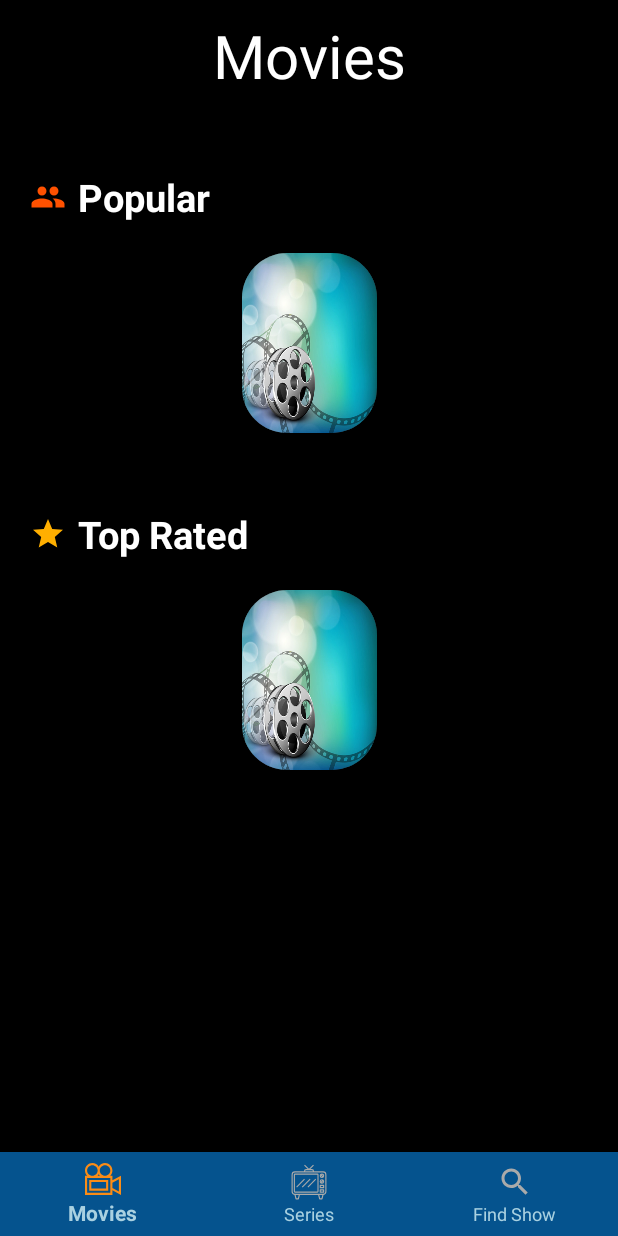
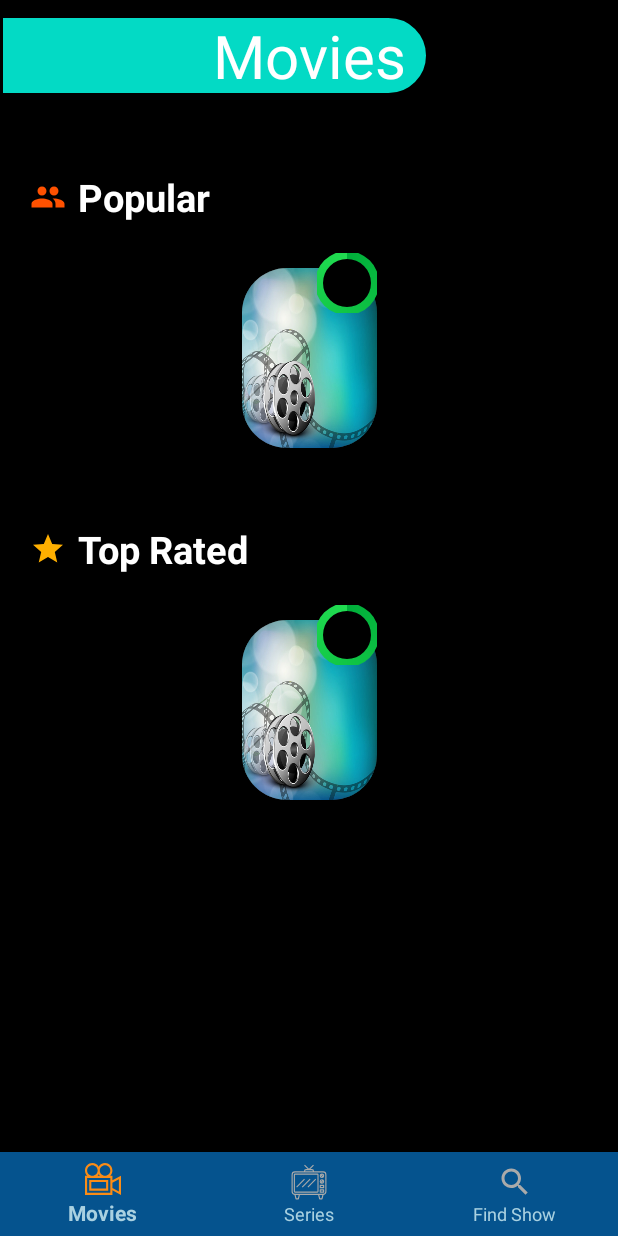
Before and after one commit to AhmedElqaffas/TheMoviesDatabase, an Android app: the screen it shows after launch (MainActivity), on a phone screen of 412 x 824 dp. Run offline under Robolectric (Android 15) with nearby library versions, the phone set to English and light mode, and no system bars; our stand-ins replace Picasso, Room's generated code, Shimmer; pictures from the network do not load; Roboto replaces fonts that are not available here.

Commit message:
Layout Changes
- Added background drawable to main activity fragments titles
- Added rating bar in the main activity movies and series recyclerviews

```diff
--- a/app/src/main/java/com/example/moviesretrofit/dataClasses/MultiMediaResponse.kt
+++ b/app/src/main/java/com/example/moviesretrofit/dataClasses/MultiMediaResponse.kt
@@ -1,18 +1,16 @@
 package com.example.moviesretrofit.dataClasses
-
-import com.google.gson.annotations.SerializedName
 
 open class MultiMediaResponse(@Transient open val page: Int,
                               @Transient open val results: List<MultiMedia>,
                               @Transient open val totalPages: Int){
 
-    fun filterPeopleEntriesFromResponse(): MultiMediaResponse{
+    fun filterPeopleEntriesFromResponse(): List<MultiMedia>{
         val entriesList = mutableListOf<MultiMedia>()
         for(entry in results){
             if(entry.mediaType != "person"){
                 entriesList.add(entry)
             }
         }
-        return MultiMediaResponse(page, entriesList, totalPages)
+        return entriesList
     }
 }
--- a/app/src/main/java/com/example/moviesretrofit/main/FindMultiMediaViewModel.kt
+++ b/app/src/main/java/com/example/moviesretrofit/main/FindMultiMediaViewModel.kt
@@ -2,11 +2,11 @@ package com.example.moviesretrofit.main
 
 import androidx.lifecycle.LiveData
 import androidx.lifecycle.ViewModel
+import com.example.moviesretrofit.dataClasses.MultiMedia
 import com.example.moviesretrofit.main.dataRepositories.FindMultiMediaRepository
-import com.example.moviesretrofit.dataClasses.MultiMediaResponse
 
 class FindMultiMediaViewModel: ViewModel() {
-    fun findMediaByName(page: Int, name: String, searchTextChanged: Boolean): LiveData<MultiMediaResponse>{
-        return FindMultiMediaRepository.findMediaByName(page, name, searchTextChanged)
+    fun findMediaByName(name: String, searchTextChanged: Boolean): LiveData<List<MultiMedia>>{
+        return FindMultiMediaRepository.findMediaByName(name, searchTextChanged)
     }
 }
--- a/app/src/main/java/com/example/moviesretrofit/mediaDetails/MultiMediaDetailsActivity.kt
+++ b/app/src/main/java/com/example/moviesretrofit/mediaDetails/MultiMediaDetailsActivity.kt
@@ -18,7 +18,6 @@ import kotlin.math.roundToInt
 class MultiMediaDetailsActivity : AppCompatActivity() {
 
     private lateinit var multiMedia: MultiMedia
-    //private var multiMediaType: Int = 0
 
     override fun onCreate(savedInstanceState: Bundle?) {
         super.onCreate(savedInstanceState)
--- /dev/null
+++ b/app/src/main/res/drawable/bg_oval_title.xml
@@ -0,0 +1,8 @@
+<?xml version="1.0" encoding="utf-8"?>
+<shape android:shape="rectangle"
+    xmlns:android="http://schemas.android.com/apk/res/android">
+
+    <stroke android:width="2dp"/>
+    <solid android:color="@color/colorAccent"/>
+    <corners android:bottomRightRadius="100dp" android:topRightRadius="100dp"/>
+</shape>
--- a/app/src/main/res/layout/fragment_movies.xml
+++ b/app/src/main/res/layout/fragment_movies.xml
@@ -11,18 +11,29 @@
         android:layout_height="match_parent"
         android:background="#000000">
 
+        <View
+            android:id="@+id/titleBackground"
+            android:layout_width="0dp"
+            android:layout_height="0dp"
+            app:layout_constraintTop_toTopOf="@id/titleText"
+            app:layout_constraintLeft_toLeftOf="parent"
+            app:layout_constraintRight_toRightOf="@id/titleText"
+            app:layout_constraintBottom_toBottomOf="@id/titleText"
+            android:background="@drawable/bg_oval_title"/>
+
         <TextView
             android:id="@+id/titleText"
             android:layout_width="wrap_content"
             android:layout_height="wrap_content"
+            app:layout_constraintTop_toTopOf="parent"
+            app:layout_constraintLeft_toLeftOf="parent"
+            app:layout_constraintRight_toRightOf="parent"
             android:layout_marginTop="10dp"
+            android:paddingHorizontal="15dp"
             android:fontFamily="@font/courgette"
             android:text="Movies"
             android:textColor="#FFFFFF"
-            android:textSize="40sp"
-            app:layout_constraintLeft_toLeftOf="parent"
-            app:layout_constraintRight_toRightOf="parent"
-            app:layout_constraintTop_toTopOf="parent" />
+            android:textSize="40sp" />
 
         <TextView
             android:id="@+id/popularMoviesText"
@@ -32,7 +43,7 @@
             app:layout_constraintTop_toBottomOf="@id/titleText"
             android:layout_marginTop="50dp"
             android:layout_marginStart="20dp"
-            android:text="Popular"
+            android:text="@string/popular"
             android:textSize="25sp"
             android:textColor="#FFFFFF"
             android:drawableStart="@drawable/ic_baseline_group_24"
@@ -54,7 +65,7 @@
             app:layout_constraintTop_toBottomOf="@id/popularMoviesContainer"
             android:layout_marginTop="50dp"
             android:layout_marginStart="20dp"
-            android:text="Top Rated"
+            android:text="@string/top_rated"
             android:textSize="25sp"
             android:textColor="#FFFFFF"
             android:drawableStart="@drawable/ic_baseline_star_24"
--- a/app/src/main/res/layout/item_media.xml
+++ b/app/src/main/res/layout/item_media.xml
@@ -1,11 +1,48 @@
 <?xml version="1.0" encoding="utf-8"?>
 
-<androidx.cardview.widget.CardView
+<androidx.constraintlayout.widget.ConstraintLayout android:layout_width="wrap_content"
+    android:layout_height="wrap_content"
     xmlns:android="http://schemas.android.com/apk/res/android"
     xmlns:app="http://schemas.android.com/apk/res-auto"
-    xmlns:tools="http://schemas.android.com/tools"
+    xmlns:tools="http://schemas.android.com/tools">
+
+    <ProgressBar
+        android:id="@+id/ratingProgressBar"
+        android:layout_width="40dp"
+        android:layout_height="40dp"
+        app:layout_constraintBottom_toBottomOf="@id/rootLayout"
+        app:layout_constraintRight_toRightOf="parent"
+        app:layout_constraintLeft_toLeftOf="parent"
+        android:layout_marginStart="50dp"
+        android:layout_marginBottom="90dp"
+        style="?android:attr/progressBarStyleHorizontal"
+        android:indeterminate="false"
+        android:max="100"
+        android:progress="100"
+        android:background="@drawable/progressbar_background"
+        android:progressDrawable="@drawable/fixed_circular_progress_bar"
+        android:elevation="40dp"/>
+
+    <TextView
+        android:id="@+id/movieRating"
         android:layout_width="wrap_content"
         android:layout_height="wrap_content"
+        app:layout_constraintTop_toTopOf="@id/ratingProgressBar"
+        app:layout_constraintRight_toRightOf="@id/ratingProgressBar"
+        app:layout_constraintLeft_toLeftOf="@id/ratingProgressBar"
+        app:layout_constraintBottom_toBottomOf="@id/ratingProgressBar"
+        tools:text="10.0"
+        android:textSize="15sp"
+        android:textStyle="bold"
+        android:elevation="41dp"
+        android:textColor="#FFFFFF"/>
+
+    <androidx.cardview.widget.CardView
+        android:layout_width="wrap_content"
+        android:layout_height="wrap_content"
+        app:layout_constraintLeft_toLeftOf="parent"
+        app:layout_constraintRight_toRightOf="parent"
+        app:layout_constraintBottom_toBottomOf="parent"
         android:layout_marginHorizontal="16dp"
         app:cardCornerRadius="30dp"
         app:cardElevation= "35dp"
@@ -29,3 +66,4 @@
         </androidx.constraintlayout.widget.ConstraintLayout>
 
     </androidx.cardview.widget.CardView>
+</androidx.constraintlayout.widget.ConstraintLayout>
--- a/app/src/main/res/values/strings.xml
+++ b/app/src/main/res/values/strings.xml
@@ -2,4 +2,6 @@
     <string name="app_name">MoviesRetrofit</string>
     <string name="cast_and_crew">Cast&amp;Crew</string>
     <string name="overview">Overview</string>
+    <string name="popular">Popular</string>
+    <string name="top_rated">Top Rated</string>
 </resources>
```
Also changed, not shown: app/src/main/java/com/example/moviesretrofit/main/dataRepositories/FindMultiMediaRepository.kt (+27 -27 lines), app/src/main/java/com/example/moviesretrofit/main/fragments/FindMultiMediaFragment.kt (+5 -19 lines), app/src/main/java/com/example/moviesretrofit/recyclersAdapters/MultiMediaRecyclerAdapter.kt (+26 -0 lines), app/src/main/res/layout/fragment_series.xml (+18 -6 lines). Lines whose indentation alone changed are shown as unchanged.
